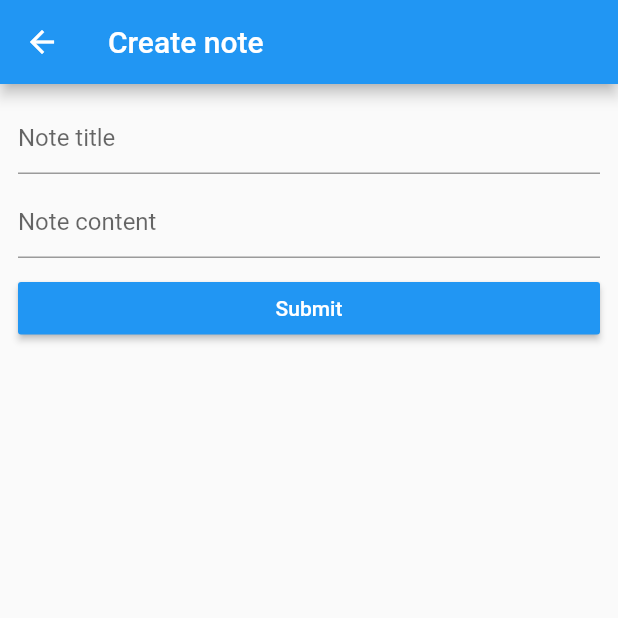
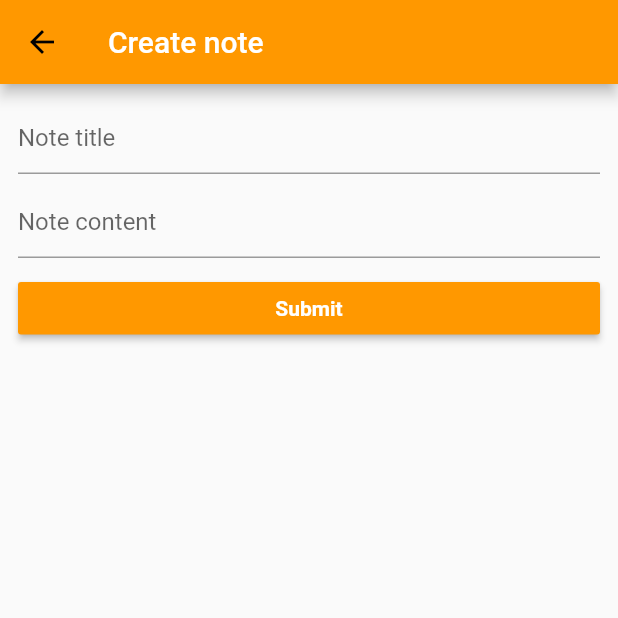
Before and after one commit to Abdi-Adan/Android-Projects, a Flutter app: the screen it shows after launch, after a tap on the "add" icon, on a phone screen of 412 x 824 dp, the top half of it. Run offline on Flutter 3.47's test engine with Material 2 defaults, Android fonts, the phone set to English and light mode, and no system bars; our stand-ins replace get_it.

Commit message:
UI touch

```diff
--- a/notes_rest_api/lib/main.dart
+++ b/notes_rest_api/lib/main.dart
@@ -17,9 +17,10 @@ class MyApp extends StatelessWidget {
   @override
   Widget build(BuildContext context) {
     return MaterialApp(
-      title: 'Flutter Demo',
+      debugShowCheckedModeBanner: false,
+      title: 'Scribe',
       theme: ThemeData(
-        primarySwatch: Colors.blue,
+        primarySwatch: Colors.orange,
       ),
       home: NoteList(),
     );
--- a/notes_rest_api/lib/views/note_modify.dart
+++ b/notes_rest_api/lib/views/note_modify.dart
@@ -9,7 +9,11 @@ class NoteModify extends StatelessWidget {
   @override
   Widget build(BuildContext context) {
     return Scaffold(
-      appBar: AppBar(title: Text(isEditing ? 'Edit note' : 'Create note')),
+      appBar: AppBar(
+          title: Text(
+        isEditing ? 'Edit note' : 'Create note',
+        style: TextStyle(color: Colors.white),
+      )),
       body: Padding(
         padding: const EdgeInsets.all(12.0),
         child: Column(
@@ -26,7 +30,9 @@ class NoteModify extends StatelessWidget {
               width: double.infinity,
               height: 35,
               child: RaisedButton(
-                child: Text('Submit', style: TextStyle(color: Colors.white)),
+                child: Text('Submit',
+                    style: TextStyle(
+                        color: Colors.white, fontWeight: FontWeight.bold)),
                 color: Theme.of(context).primaryColor,
                 onPressed: () {
                   Navigator.of(context).pop();
--- a/notes_rest_api/lib/views/notes_list.dart
+++ b/notes_rest_api/lib/views/notes_list.dart
@@ -27,16 +27,24 @@ class _NoteListState extends State<NoteList> {
   @override
   Widget build(BuildContext context) {
     return Scaffold(
-      appBar: AppBar(title: Text('List of notes')),
+      appBar: AppBar(
+          title: Text(
+        'List of notes',
+        style: TextStyle(color: Colors.white),
+      )),
       floatingActionButton: FloatingActionButton(
         onPressed: () {
           Navigator.of(context)
               .push(MaterialPageRoute(builder: (_) => NoteModify()));
         },
-        child: Icon(Icons.add),
+        child: Icon(
+          Icons.add,
+          color: Colors.white,
+        ),
       ),
       body: ListView.separated(
-        separatorBuilder: (_, __) => Divider(height: 1, color: Colors.green),
+        separatorBuilder: (_, __) =>
+            Divider(height: 1, color: Colors.transparent),
         itemBuilder: (_, index) {
           return Dismissible(
             key: ValueKey(notes[index].noteID),
@@ -56,6 +64,13 @@ class _NoteListState extends State<NoteList> {
                 alignment: Alignment.centerLeft,
               ),
             ),
+            child: Padding(
+              padding: EdgeInsets.symmetric(
+                horizontal: 10,
+                vertical: 2,
+              ),
+              child: Card(
+                elevation: 10,
                 child: ListTile(
                   title: Text(
                     notes[index].noteTitle,
@@ -65,8 +80,11 @@ class _NoteListState extends State<NoteList> {
                       'Last edited on ${formatDateTime(notes[index].latestEditDateTime)}'),
                   onTap: () {
                     Navigator.of(context).push(MaterialPageRoute(
-                    builder: (_) => NoteModify(noteID: notes[index].noteID)));
+                        builder: (_) =>
+                            NoteModify(noteID: notes[index].noteID)));
                   },
+                ),
+              ),
             ),
           );
         },
```
Lines whose indentation alone changed are shown as unchanged.
